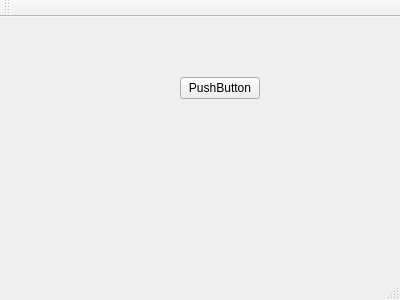
javad123javad/Qt-SysInfo, file mainwindow.ui: the form before one commit.
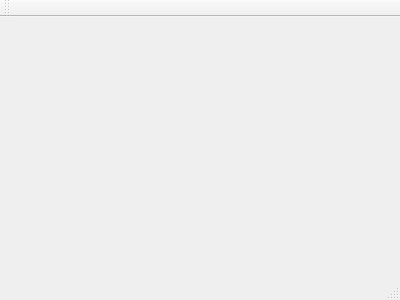
The form after the commit.

```diff
--- a/mainwindow.ui
+++ b/mainwindow.ui
@@ -14,19 +14,11 @@
    <string>MainWindow</string>
   </property>
   <widget class="QWidget" name="centralWidget">
-   <widget class="QPushButton" name="pushButton">
-    <property name="geometry">
-     <rect>
-      <x>180</x>
-      <y>60</y>
-      <width>80</width>
-      <height>22</height>
-     </rect>
-    </property>
-    <property name="text">
-     <string>PushButton</string>
-    </property>
-   </widget>
+   <layout class="QGridLayout" name="gridLayout">
+    <item row="0" column="0">
+     <layout class="QVBoxLayout" name="verticalLayout"/>
+    </item>
+   </layout>
   </widget>
   <widget class="QMenuBar" name="menuBar">
    <property name="geometry">
```
